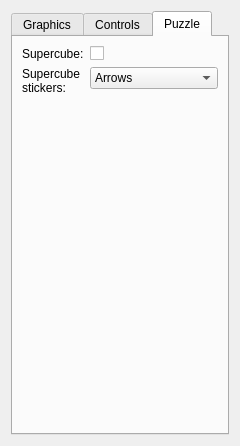
This is settingswindow.ui in benwh1/cubesim as Qt 5 draws it before an edit. The edited form follows.
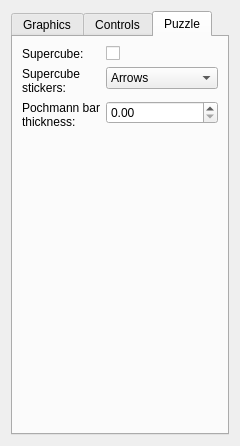
This is the edited form. The open tabs and pages were chosen to show the change. Custom widgets are drawn as their Qt base class.

Commit message: Add pochmann bar thickness setting

Patch:
```diff
--- a/settingswindow.ui
+++ b/settingswindow.ui
@@ -261,6 +261,24 @@
            </item>
           </widget>
          </item>
+         <item row="2" column="0">
+          <widget class="QLabel" name="label_17">
+           <property name="text">
+            <string>Pochmann bar
+thickness:</string>
+           </property>
+          </widget>
+         </item>
+         <item row="2" column="1">
+          <widget class="QDoubleSpinBox" name="pochmannBarThicknessSpinBox">
+           <property name="maximum">
+            <double>1.000000000000000</double>
+           </property>
+           <property name="singleStep">
+            <double>0.010000000000000</double>
+           </property>
+          </widget>
+         </item>
         </layout>
        </item>
       </layout>
```
The commit also changes 8 other files.
